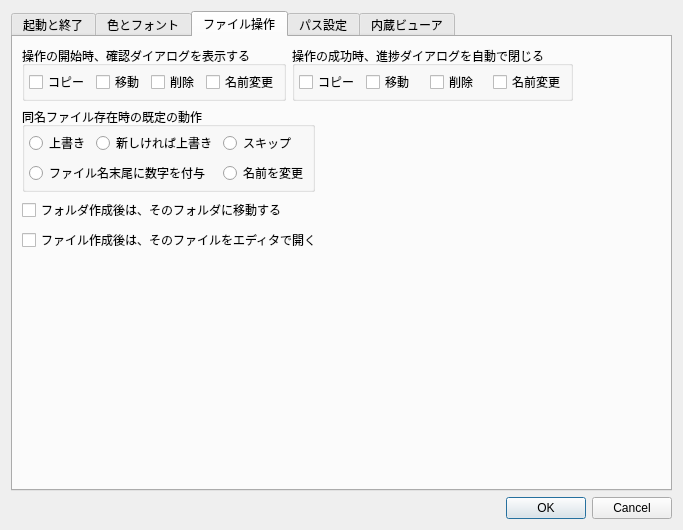
Above: preferencedialog.ui from miyabi-satoh/Gefu before the change. Below: the same form after it.
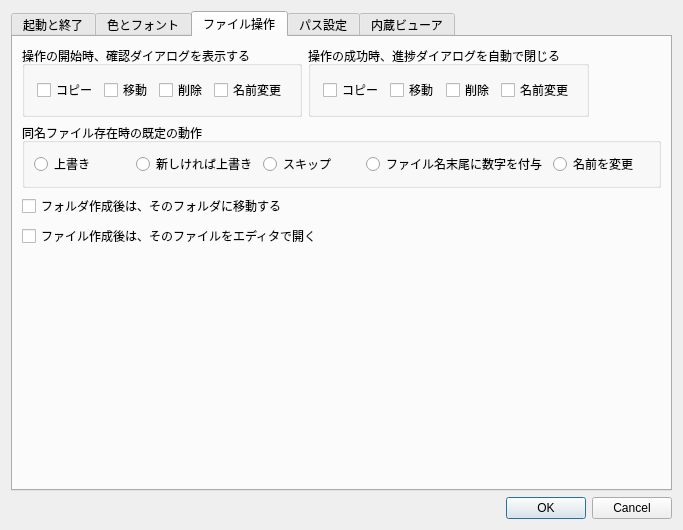
That is the form after the change. The open tabs and pages were chosen to show the change.

```diff
--- a/preferencedialog.ui
+++ b/preferencedialog.ui
@@ -1051,16 +1051,16 @@
              <number>-1</number>
             </property>
             <property name="leftMargin">
-             <number>4</number>
+             <number>12</number>
             </property>
             <property name="topMargin">
-             <number>4</number>
+             <number>12</number>
             </property>
             <property name="rightMargin">
-             <number>4</number>
+             <number>12</number>
             </property>
             <property name="bottomMargin">
-             <number>4</number>
+             <number>12</number>
             </property>
             <item>
              <widget class="QCheckBox" name="confirmCopy">
@@ -1115,16 +1115,16 @@
              <number>-1</number>
             </property>
             <property name="leftMargin">
-             <number>4</number>
+             <number>12</number>
             </property>
             <property name="topMargin">
-             <number>4</number>
+             <number>12</number>
             </property>
             <property name="rightMargin">
-             <number>4</number>
+             <number>12</number>
             </property>
             <property name="bottomMargin">
-             <number>4</number>
+             <number>12</number>
             </property>
             <item>
              <widget class="QCheckBox" name="autoCloseCopy">
@@ -1191,23 +1191,8 @@
            <property name="title">
             <string>同名ファイル存在時の既定の動作</string>
            </property>
-           <layout class="QGridLayout" name="gridLayout">
-            <property name="leftMargin">
-             <number>4</number>
-            </property>
-            <property name="topMargin">
-             <number>4</number>
-            </property>
-            <property name="rightMargin">
-             <number>4</number>
-            </property>
-            <property name="bottomMargin">
-             <number>4</number>
-            </property>
-            <property name="spacing">
-             <number>-1</number>
-            </property>
-            <item row="0" column="0">
+           <layout class="QHBoxLayout" name="horizontalLayout_18">
+            <item>
              <widget class="QRadioButton" name="rbOverWrite">
               <property name="focusPolicy">
                <enum>Qt::StrongFocus</enum>
@@ -1220,7 +1205,7 @@
               </attribute>
              </widget>
             </item>
-            <item row="0" column="1">
+            <item>
              <widget class="QRadioButton" name="rbOverWriteIfNew">
               <property name="focusPolicy">
                <enum>Qt::StrongFocus</enum>
@@ -1233,7 +1218,7 @@
               </attribute>
              </widget>
             </item>
-            <item row="0" column="2">
+            <item>
              <widget class="QRadioButton" name="rbSkip">
               <property name="focusPolicy">
                <enum>Qt::StrongFocus</enum>
@@ -1246,7 +1231,7 @@
               </attribute>
              </widget>
             </item>
-            <item row="1" column="0" colspan="2">
+            <item>
              <widget class="QRadioButton" name="rbAppendNumber">
               <property name="focusPolicy">
                <enum>Qt::StrongFocus</enum>
@@ -1259,7 +1244,7 @@
               </attribute>
              </widget>
             </item>
-            <item row="1" column="2">
+            <item>
              <widget class="QRadioButton" name="rbRename">
               <property name="focusPolicy">
                <enum>Qt::StrongFocus</enum>
@@ -1275,19 +1260,6 @@
            </layout>
           </widget>
          </item>
-         <item>
-          <spacer name="horizontalSpacer_11">
-           <property name="orientation">
-            <enum>Qt::Horizontal</enum>
-           </property>
-           <property name="sizeHint" stdset="0">
-            <size>
-             <width>40</width>
-             <height>20</height>
-            </size>
-           </property>
-          </spacer>
-         </item>
         </layout>
        </item>
        <item>
```
